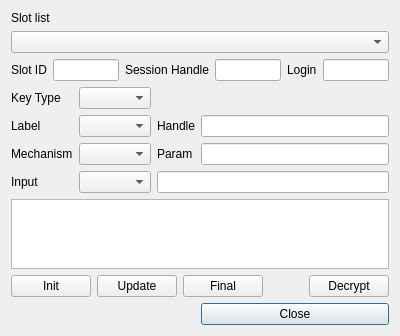
jykim74/CryptokiMan, file HsmMan/decrypt_dlg.ui: the form before one commit.
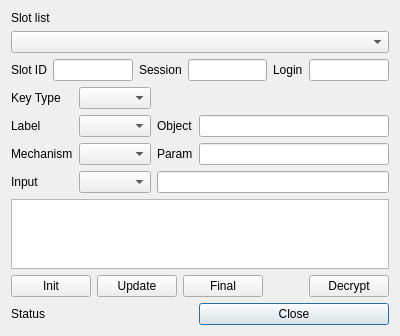
The form after the commit.

The edit to the form file:
```diff
--- a/HsmMan/decrypt_dlg.ui
+++ b/HsmMan/decrypt_dlg.ui
@@ -7,7 +7,7 @@
     <x>0</x>
     <y>0</y>
     <width>400</width>
-    <height>300</height>
+    <height>330</height>
    </rect>
   </property>
   <property name="windowTitle">
@@ -72,7 +72,7 @@
      <item>
       <widget class="QLabel" name="label_9">
        <property name="text">
-        <string>Session Handle</string>
+        <string>Session</string>
        </property>
       </widget>
      </item>
@@ -130,7 +130,7 @@
    <item row="4" column="2">
     <widget class="QLabel" name="label_6">
      <property name="text">
-      <string>Handle</string>
+      <string>Object</string>
      </property>
     </widget>
    </item>
@@ -182,6 +182,13 @@
      </item>
     </layout>
    </item>
+   <item row="9" column="0" colspan="3">
+    <widget class="QLabel" name="mStatusLabel">
+     <property name="text">
+      <string>Status</string>
+     </property>
+    </widget>
+   </item>
   </layout>
  </widget>
  <resources/>
```
Left out of the diff: 34 changed lines with no effect on the pictures.
